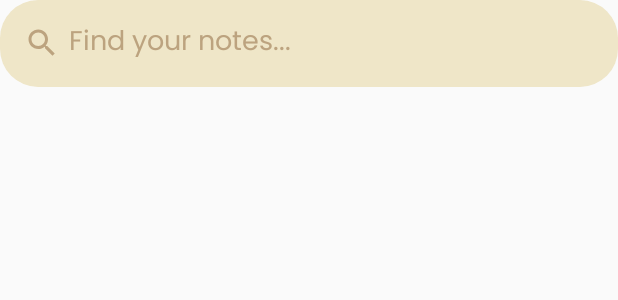
After one commit to imrkjoseph16/IteneraryApp, an Android app: the layout shared_widget_searchview.xml on its own in the app's theme, with its tools: preview values and no code run, on a phone screen of 412 x 824 dp. The commit adds this screen. Shown: the top 300 px of the screen. Run offline under Robolectric (Android 15) with nearby library versions, the phone set to English and light mode, and no system bars.

Commit message:
Created a shared widget for searchview.

```diff
--- a/app/build.gradle.kts
+++ b/app/build.gradle.kts
@@ -14,8 +14,8 @@ android {
         applicationId = "com.example.iteneraryapplication"
         minSdk = 24
         targetSdk = 34
-        versionCode = 2
-        versionName = "2.0"
+        versionCode = 3
+        versionName = "3.0"
 
         testInstrumentationRunner = "androidx.test.runner.AndroidJUnitRunner"
         vectorDrawables {
--- /dev/null
+++ b/app/src/main/res/layout/shared_widget_searchview.xml
@@ -0,0 +1,38 @@
+<?xml version="1.0" encoding="utf-8"?>
+<androidx.constraintlayout.widget.ConstraintLayout
+    xmlns:android="http://schemas.android.com/apk/res/android"
+    xmlns:app="http://schemas.android.com/apk/res-auto"
+    android:layout_width="match_parent"
+    android:layout_height="wrap_content"
+    android:animateLayoutChanges="true">
+
+    <EditText
+        android:id="@+id/search_view"
+        android:layout_width="match_parent"
+        android:layout_height="58dp"
+        android:background="@drawable/background_search_view"
+        android:drawableStart="@drawable/icon_search_24px"
+        android:drawablePadding="6dp"
+        android:drawableTint="@color/colorLightBrown"
+        android:hint="@string/find_your_notes"
+        android:iconifiedByDefault="false"
+        android:paddingStart="16dp"
+        android:theme="@style/ThemeOverlay.search"
+        app:layout_constraintBottom_toBottomOf="parent"
+        app:layout_constraintTop_toTopOf="parent" />
+
+    <ImageView
+        android:id="@+id/clear_search"
+        android:layout_width="wrap_content"
+        android:layout_height="wrap_content"
+        android:layout_margin="16dp"
+        android:src="@drawable/icon_close_24px"
+        app:layout_constraintBottom_toBottomOf="@+id/search_view"
+        app:layout_constraintEnd_toEndOf="@+id/search_view"
+        app:layout_constraintTop_toTopOf="@+id/search_view"
+        android:background="?attr/selectableItemBackgroundBorderless"
+        android:clickable="true"
+        android:visibility="gone"
+        app:tint="@color/colorLightBrown" />
+
+</androidx.constraintlayout.widget.ConstraintLayout>
```
Also changed, not shown: app/src/main/java/com/example/iteneraryapplication/dashboard/pages/tripplanning/TripPlanningFragment.kt (+7 -2 lines), app/src/main/res/layout/fragment_trip_planning.xml (+5 -12 lines).
